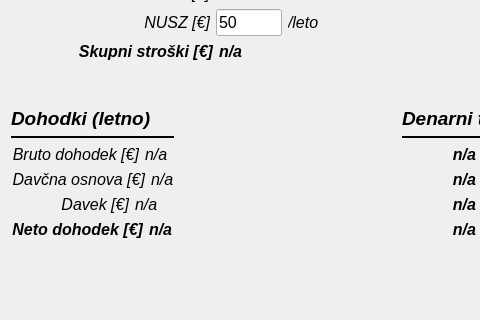
The window that projects/house_market_calculator/HouseMarketCalculator/house_market.ui (ZiGaMi/QtCppPlayground) describes before a commit, drawn with Qt 5; both pictures show x 0 to 480 and y 469 to 789 of the 694 by 789 pixel window.
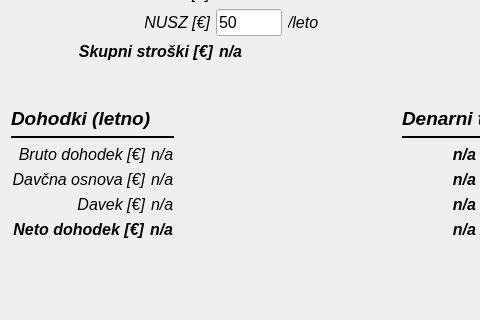
The same window after the commit.

```diff
--- a/projects/house_market_calculator/HouseMarketCalculator/house_market.ui
+++ b/projects/house_market_calculator/HouseMarketCalculator/house_market.ui
@@ -1175,10 +1175,16 @@
               <widget class="QLabel" name="label_21">
                <property name="sizePolicy">
                 <sizepolicy hsizetype="Preferred" vsizetype="Preferred">
-                 <horstretch>3</horstretch>
+                 <horstretch>40</horstretch>
                  <verstretch>0</verstretch>
                 </sizepolicy>
                </property>
+               <property name="maximumSize">
+                <size>
+                 <width>1000000</width>
+                 <height>16777215</height>
+                </size>
+               </property>
                <property name="font">
                 <font>
                  <pointsize>12</pointsize>
@@ -1200,7 +1206,7 @@
               <widget class="QLabel" name="bruto_dohodek">
                <property name="sizePolicy">
                 <sizepolicy hsizetype="Preferred" vsizetype="Preferred">
-                 <horstretch>1</horstretch>
+                 <horstretch>2</horstretch>
                  <verstretch>0</verstretch>
                 </sizepolicy>
                </property>
@@ -1283,10 +1289,16 @@
               <widget class="QLabel" name="label_23">
                <property name="sizePolicy">
                 <sizepolicy hsizetype="Preferred" vsizetype="Preferred">
-                 <horstretch>3</horstretch>
+                 <horstretch>40</horstretch>
                  <verstretch>0</verstretch>
                 </sizepolicy>
                </property>
+               <property name="maximumSize">
+                <size>
+                 <width>1000000</width>
+                 <height>16777215</height>
+                </size>
+               </property>
                <property name="font">
                 <font>
                  <pointsize>12</pointsize>
@@ -1308,7 +1320,7 @@
               <widget class="QLabel" name="davek_doh">
                <property name="sizePolicy">
                 <sizepolicy hsizetype="Preferred" vsizetype="Preferred">
-                 <horstretch>1</horstretch>
+                 <horstretch>2</horstretch>
                  <verstretch>0</verstretch>
                 </sizepolicy>
                </property>
@@ -1337,10 +1349,16 @@
               <widget class="QLabel" name="label_24">
                <property name="sizePolicy">
                 <sizepolicy hsizetype="Preferred" vsizetype="Preferred">
-                 <horstretch>3</horstretch>
+                 <horstretch>40</horstretch>
                  <verstretch>0</verstretch>
                 </sizepolicy>
                </property>
+               <property name="maximumSize">
+                <size>
+                 <width>1000000</width>
+                 <height>16777215</height>
+                </size>
+               </property>
                <property name="font">
                 <font>
                  <pointsize>12</pointsize>
@@ -1363,7 +1381,7 @@
               <widget class="QLabel" name="neto_dohodek">
                <property name="sizePolicy">
                 <sizepolicy hsizetype="Preferred" vsizetype="Preferred">
-                 <horstretch>1</horstretch>
+                 <horstretch>2</horstretch>
                  <verstretch>0</verstretch>
                 </sizepolicy>
                </property>
```
Left out of the diff: 10 changed lines with no effect on the pictures.
